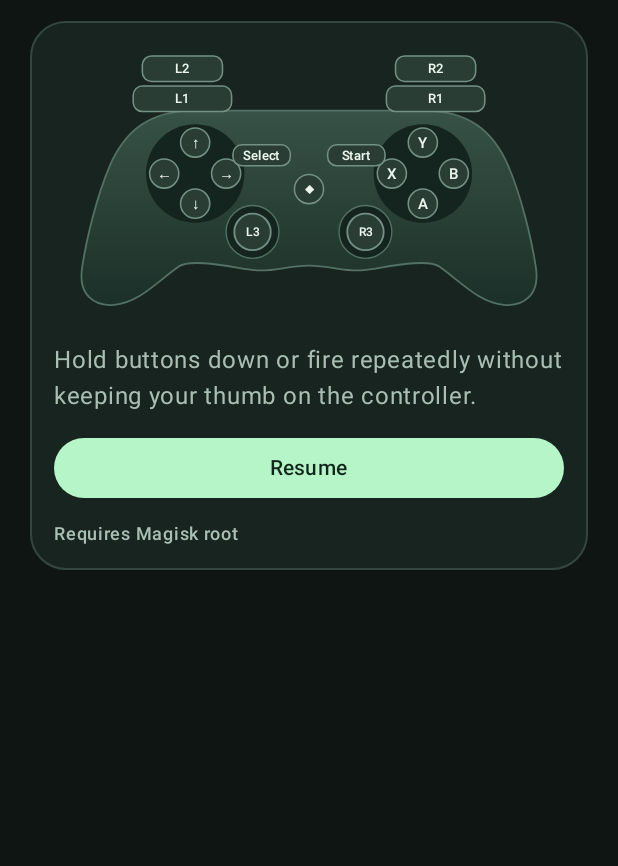
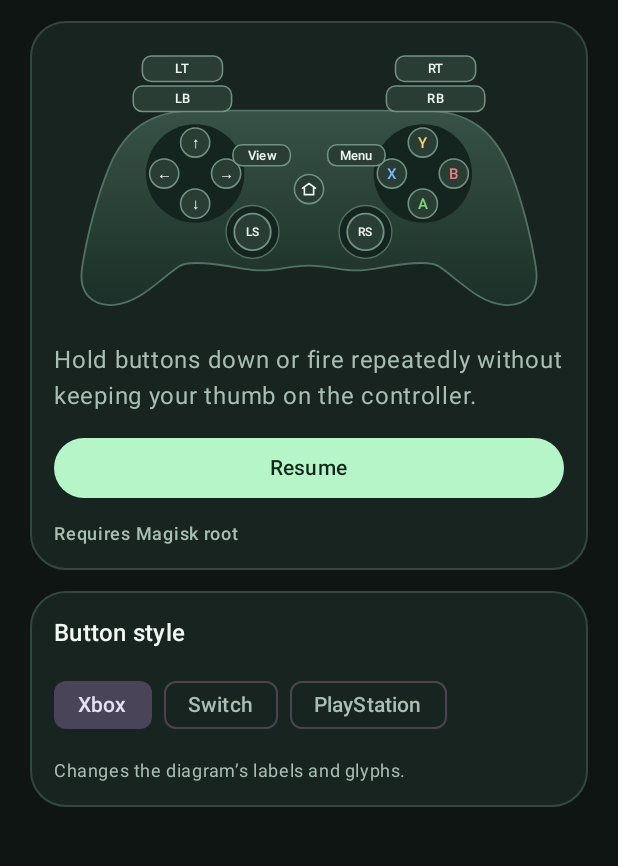
Before and after one commit to Broomm/thumbrest, an Android app built with Jetpack Compose: the screen it shows after launch (MainActivity), on a phone screen of 412 x 824 dp, the part 88-954 px from its top. Run offline under Robolectric (Android 15) with nearby library versions, the phone set to English and light mode, and no system bars; libraries missing offline, so code that uses them is left out: com.topjohnwu.superuser; 7 statements that could not run were skipped.

Commit message:
Add visual controller styles
- Add remembered Xbox, Switch and PlayStation button styles.
- Render console labels, colors and vector glyphs with matching accessibility descriptions.
- Keep style selection separate from controller input and active button modes.

```diff
--- a/app/src/main/kotlin/app/thumbrest/ControllerBoard.kt
+++ b/app/src/main/kotlin/app/thumbrest/ControllerBoard.kt
@@ -15,6 +15,7 @@ import androidx.compose.ui.geometry.Size
 import androidx.compose.ui.graphics.Brush
 import androidx.compose.ui.graphics.Color
 import androidx.compose.ui.graphics.Path
+import androidx.compose.ui.graphics.StrokeCap
 import androidx.compose.ui.graphics.drawscope.DrawScope
 import androidx.compose.ui.graphics.drawscope.Stroke
 import androidx.compose.ui.graphics.drawscope.drawIntoCanvas
@@ -71,15 +72,16 @@ internal fun ControllerBoard(
     device: PadDevice? = null,
     snapshot: PadSnapshot? = null,
     onCycle: ((PadButton) -> Unit)? = null,
+    style: ControllerStyle = ControllerStyle.Xbox,
 ) {
     val handler = rememberUpdatedState(onCycle)
     val activeSession = snapshot?.status == 1
     val accessibleDescription = if (device == null || snapshot == null) {
-        "Gamepad diagram"
+        "${style.label} gamepad diagram"
     } else {
         PadButton.entries.filter(device::supports)
-            .joinToString(separator = ", ", prefix = "Gamepad modes. ") {
-                "${it.description} ${snapshot.mode(it).label}"
+            .joinToString(separator = ", ", prefix = "${style.label} gamepad modes. ") {
+                "${style.visual(it).description} ${snapshot.mode(it).label}"
             }
     }
 
@@ -109,6 +111,7 @@ internal fun ControllerBoard(
             drawCircle(Dark, radius = 54f, center = Offset(405f, 141f))
             for (position in positions) {
                 val button = position.button
+                val visual = style.visual(button)
                 val supported = device?.supports(button) != false
                 val mode = snapshot?.mode(button) ?: ButtonMode.Default
                 val active = snapshot?.output
@@ -122,7 +125,7 @@ internal fun ControllerBoard(
                 val fill = if (pressed && supported) {
                     if (mode == ButtonMode.Default) Label else color
                 } else Control
-                val label = if (pressed) Dark else if (supported) Label else Idle
+                val label = if (pressed) Dark else if (supported) style.glyphColor(button) else Idle
                 when (button) {
                     PadButton.L3, PadButton.R3 -> {
                         val axes = if (button == PadButton.L3) {
@@ -135,7 +138,7 @@ internal fun ControllerBoard(
                         val cap = position.center + axes * .010f
                         drawCircle(fill, radius = 20f, center = cap)
                         drawCircle(edge, radius = 20f, center = cap, style = Stroke(2f))
-                        buttonLabel(button.label, cap, label, 13f)
+                        buttonGlyph(visual, cap, label, 13f)
                     }
                     PadButton.L1, PadButton.R1, PadButton.L2, PadButton.R2, PadButton.Select, PadButton.Start -> {
                         val height = if (position.width > 70f) 28f else 23f
@@ -143,15 +146,71 @@ internal fun ControllerBoard(
                         val size = Size(position.width, height)
                         drawRoundRect(fill, topLeft, size, CornerRadius(10f))
                         drawRoundRect(edge, topLeft, size, CornerRadius(10f), style = Stroke(1.7f))
-                        buttonLabel(button.label, position.center, label, 14f)
+                        buttonGlyph(visual, position.center, label, 14f)
                     }
                     else -> {
                         drawCircle(fill, radius = 16f, center = position.center)
                         drawCircle(edge, radius = 16f, center = position.center, style = Stroke(1.7f))
-                        buttonLabel(button.label, position.center, label, 16f)
+                        buttonGlyph(visual, position.center, label, 16f)
                     }
                 }
             }
+        }
+    }
+}
+
+private fun ControllerStyle.glyphColor(button: PadButton): Color = when (this) {
+    ControllerStyle.Xbox -> when (button) {
+        PadButton.A -> Color(0xFF80D778)
+        PadButton.B -> Color(0xFFF08080)
+        PadButton.X -> Color(0xFF7EB5FF)
+        PadButton.Y -> Color(0xFFF2D36C)
+        else -> Label
+    }
+    ControllerStyle.PlayStation -> when (button) {
+        PadButton.A -> Color(0xFF8DB8FF)
+        PadButton.B -> Color(0xFFF09090)
+        PadButton.X -> Color(0xFFF1A5D1)
+        PadButton.Y -> Color(0xFF8EDCC6)
+        else -> Label
+    }
+    ControllerStyle.Switch -> Label
+}
+
+private fun DrawScope.buttonGlyph(visual: ButtonVisual, center: Offset, color: Color, fontSize: Float) {
+    val half = fontSize * .38f
+    val stroke = Stroke(1.8f, cap = StrokeCap.Round)
+    when (visual.shape) {
+        null -> buttonLabel(visual.label, center, color, fontSize)
+        ButtonShape.Circle -> drawCircle(color, half, center, style = stroke)
+        ButtonShape.Square -> drawRoundRect(color, center - Offset(half, half),
+            Size(half * 2f, half * 2f), CornerRadius(1f), style = stroke)
+        ButtonShape.Cross -> {
+            drawLine(color, center - Offset(half, half), center + Offset(half, half),
+                strokeWidth = stroke.width, cap = StrokeCap.Round)
+            drawLine(color, center + Offset(-half, half), center + Offset(half, -half),
+                strokeWidth = stroke.width, cap = StrokeCap.Round)
+        }
+        ButtonShape.Triangle -> {
+            val triangle = Path().apply {
+                moveTo(center.x, center.y - half - 1f)
+                lineTo(center.x + half + 1f, center.y + half)
+                lineTo(center.x - half - 1f, center.y + half)
+                close()
+            }
+            drawPath(triangle, color, style = stroke)
+        }
+        ButtonShape.Home -> {
+            val home = Path().apply {
+                moveTo(center.x - half - 1f, center.y - 1f)
+                lineTo(center.x, center.y - half)
+                lineTo(center.x + half + 1f, center.y - 1f)
+                moveTo(center.x - half + 1f, center.y - 2f)
+                lineTo(center.x - half + 1f, center.y + half)
+                lineTo(center.x + half - 1f, center.y + half)
+                lineTo(center.x + half - 1f, center.y - 2f)
+            }
+            drawPath(home, color, style = stroke)
         }
     }
 }
--- /dev/null
+++ b/app/src/main/kotlin/app/thumbrest/ControllerStyle.kt
@@ -0,0 +1,60 @@
+package app.thumbrest
+
+internal enum class ButtonShape { Triangle, Circle, Cross, Square, Home }
+
+internal data class ButtonVisual(
+    val label: String,
+    val description: String = label,
+    val shape: ButtonShape? = null,
+)
+
+// Presentation only: every style renders the same PadButton identities.
+internal enum class ControllerStyle(val preferenceId: String, val label: String) {
+    Xbox("xbox", "Xbox"),
+    Switch("switch", "Switch"),
+    PlayStation("playstation", "PlayStation");
+
+    fun visual(button: PadButton): ButtonVisual = when (this) {
+        Xbox -> when (button) {
+            PadButton.L1 -> ButtonVisual("LB", "Left bumper")
+            PadButton.R1 -> ButtonVisual("RB", "Right bumper")
+            PadButton.L2 -> ButtonVisual("LT", "Left trigger")
+            PadButton.R2 -> ButtonVisual("RT", "Right trigger")
+            PadButton.L3 -> ButtonVisual("LS", "Left stick")
+            PadButton.R3 -> ButtonVisual("RS", "Right stick")
+            PadButton.Select -> ButtonVisual("View")
+            PadButton.Start -> ButtonVisual("Menu")
+            PadButton.Guide -> ButtonVisual("Home", shape = ButtonShape.Home)
+            else -> ButtonVisual(button.label, button.description)
+        }
+        Switch -> when (button) {
+            PadButton.A -> ButtonVisual("B")
+            PadButton.B -> ButtonVisual("A")
+            PadButton.X -> ButtonVisual("Y")
+            PadButton.Y -> ButtonVisual("X")
+            PadButton.L1 -> ButtonVisual("L", "Left shoulder")
+            PadButton.R1 -> ButtonVisual("R", "Right shoulder")
+            PadButton.L2 -> ButtonVisual("ZL", "Left trigger")
+            PadButton.R2 -> ButtonVisual("ZR", "Right trigger")
+            PadButton.Select -> ButtonVisual("−", "Minus")
+            PadButton.Start -> ButtonVisual("+", "Plus")
+            PadButton.Guide -> ButtonVisual("Home", shape = ButtonShape.Home)
+            else -> ButtonVisual(button.label, button.description)
+        }
+        PlayStation -> when (button) {
+            PadButton.A -> ButtonVisual("×", "Cross", ButtonShape.Cross)
+            PadButton.B -> ButtonVisual("○", "Circle", ButtonShape.Circle)
+            PadButton.X -> ButtonVisual("□", "Square", ButtonShape.Square)
+            PadButton.Y -> ButtonVisual("△", "Triangle", ButtonShape.Triangle)
+            PadButton.Select -> ButtonVisual("Share")
+            PadButton.Start -> ButtonVisual("Options")
+            PadButton.Guide -> ButtonVisual("PS", "PS button")
+            else -> ButtonVisual(button.label, button.description)
+        }
+    }
+
+    companion object {
+        fun fromPreference(value: String?): ControllerStyle =
+            entries.firstOrNull { it.preferenceId == value } ?: Xbox
+    }
+}
--- a/app/src/main/kotlin/app/thumbrest/MainActivity.kt
+++ b/app/src/main/kotlin/app/thumbrest/MainActivity.kt
@@ -32,6 +32,7 @@ import kotlinx.coroutines.flow.MutableStateFlow
 class MainActivity : ComponentActivity() {
     private var session: SessionService? = null
     private val screenState = MutableStateFlow(SessionState())
+    private val controllerStyle = MutableStateFlow(ControllerStyle.Xbox)
     private var stateSubscription: Job? = null
     private var bound = false
     private var windowUpdateQueued = false
@@ -69,6 +70,9 @@ class MainActivity : ComponentActivity() {
 
     override fun onCreate(savedInstanceState: Bundle?) {
         super.onCreate(savedInstanceState)
+        controllerStyle.value = ControllerStyle.fromPreference(
+            getSharedPreferences("appearance", MODE_PRIVATE).getString("controllerStyle", null),
+        )
         enableEdgeToEdge(
             statusBarStyle = SystemBarStyle.dark(Color.TRANSPARENT),
             navigationBarStyle = SystemBarStyle.dark(Color.TRANSPARENT),
@@ -79,12 +83,15 @@ class MainActivity : ComponentActivity() {
         guardAgainstVirtualInput()
         setContent {
             val state by screenState.collectAsState()
+            val style by controllerStyle.collectAsState()
             LaunchedEffect(state.snapshot?.status, state.snapshot?.held, state.snapshot?.turbo) {
                 Log.i("ThumbrestUI", "Status=${state.snapshot?.status} held=${state.snapshot?.held} turbo=${state.snapshot?.turbo}")
             }
             ThumbrestTheme {
                 ThumbrestScreen(
                     state = state,
+                    controllerStyle = style,
+                    onStyleChange = ::setControllerStyle,
                     onConnect = ::requestConnection,
                     onSelect = { session?.select(it) },
                     onCycle = { session?.cycle(it) },
@@ -157,6 +164,14 @@ class MainActivity : ComponentActivity() {
         }
     }
 
+    private fun setControllerStyle(style: ControllerStyle) {
+        if (controllerStyle.value == style) return
+        getSharedPreferences("appearance", MODE_PRIVATE).edit {
+            putString("controllerStyle", style.preferenceId)
+        }
+        controllerStyle.value = style
+    }
+
     private fun requestConnection() {
         val preferences = getPreferences(MODE_PRIVATE)
         if (Build.VERSION.SDK_INT >= 33 &&
--- a/app/src/main/kotlin/app/thumbrest/ThumbrestScreen.kt
+++ b/app/src/main/kotlin/app/thumbrest/ThumbrestScreen.kt
@@ -6,6 +6,7 @@ import androidx.compose.foundation.clickable
 import androidx.compose.foundation.layout.Arrangement
 import androidx.compose.foundation.layout.Box
 import androidx.compose.foundation.layout.Column
+import androidx.compose.foundation.layout.FlowRow
 import androidx.compose.foundation.layout.Row
 import androidx.compose.foundation.layout.Spacer
 import androidx.compose.foundation.layout.WindowInsets
@@ -24,6 +25,7 @@ import androidx.compose.foundation.verticalScroll
 import androidx.compose.material3.Button
 import androidx.compose.material3.CircularProgressIndicator
 import androidx.compose.material3.MaterialTheme
+import androidx.compose.material3.FilterChip
 import androidx.compose.material3.Slider
 import androidx.compose.material3.Surface
 import androidx.compose.material3.Text
@@ -69,6 +71,8 @@ internal fun ThumbrestTheme(content: @Composable () -> Unit) {
 @Composable
 internal fun ThumbrestScreen(
     state: SessionState,
+    controllerStyle: ControllerStyle,
+    onStyleChange: (ControllerStyle) -> Unit,
     onConnect: () -> Unit,
     onSelect: (PadDevice) -> Unit,
     onCycle: (PadButton) -> Unit,
@@ -113,12 +117,12 @@ internal fun ThumbrestScreen(
                     state.stopping -> Pending("Releasing controller…")
                     state.starting -> Pending("Opening controller…")
                     pad != null && snapshot != null -> LiveController(
-                        pad, snapshot, state.rate, onCycle, onRate, onClear,
+                        pad, snapshot, controllerStyle, state.rate, onCycle, onRate, onClear,
                     )
                     state.connecting -> Pending("Waiting for Magisk…")
                     state.connected -> DevicePicker(state.devices, state.scanning, state.scanError != null, onSelect)
                     else -> CardPanel {
-                        ControllerBoard()
+                        ControllerBoard(style = controllerStyle)
                         Text("Hold buttons down or fire repeatedly without keeping your thumb on the controller.",
                             color = MaterialTheme.colorScheme.onSurfaceVariant)
                         Button(onClick = onConnect, modifier = Modifier.fillMaxWidth()) {
@@ -127,6 +131,22 @@ internal fun ThumbrestScreen(
                         Text("Requires Magisk root", style = MaterialTheme.typography.labelMedium,
                             color = MaterialTheme.colorScheme.onSurfaceVariant)
                     }
+                }
+
+                CardPanel {
+                    Text("Button style", style = MaterialTheme.typography.titleMedium)
+                    FlowRow(horizontalArrangement = Arrangement.spacedBy(8.dp)) {
+                        ControllerStyle.entries.forEach { style ->
+                            FilterChip(
+                                selected = style == controllerStyle,
+                                onClick = { onStyleChange(style) },
+                                label = { Text(style.label) },
+                            )
+                        }
+                    }
+                    Text("Changes the diagram’s labels and glyphs.",
+                        color = MaterialTheme.colorScheme.onSurfaceVariant,
+                        style = MaterialTheme.typography.bodySmall)
                 }
             }
         }
@@ -185,6 +205,7 @@ private fun DevicePicker(
 private fun LiveController(
     device: PadDevice,
     snapshot: PadSnapshot,
+    controllerStyle: ControllerStyle,
     rate: Int,
     onCycle: (PadButton) -> Unit,
     onRate: (Int) -> Unit,
@@ -198,7 +219,7 @@ private fun LiveController(
             Text("Ready", color = Mint,
                 style = MaterialTheme.typography.labelLarge)
         }
-        ControllerBoard(device, snapshot, onCycle)
+        ControllerBoard(device, snapshot, onCycle, controllerStyle)
         Row(Modifier.fillMaxWidth(), horizontalArrangement = Arrangement.spacedBy(18.dp)) {
             ModeLegend("Default", Color(0xFF859C90))
             ModeLegend("Held", Mint)
```
Also changed, not shown: 2 other files.
